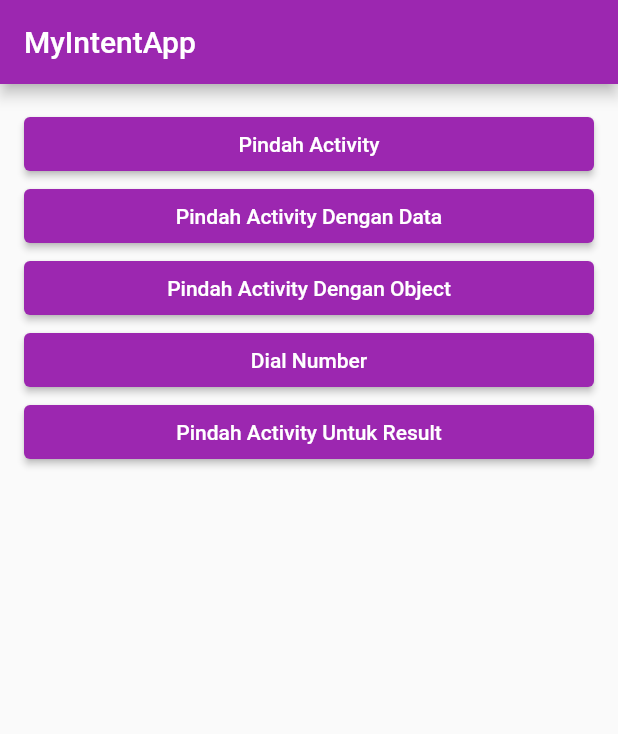
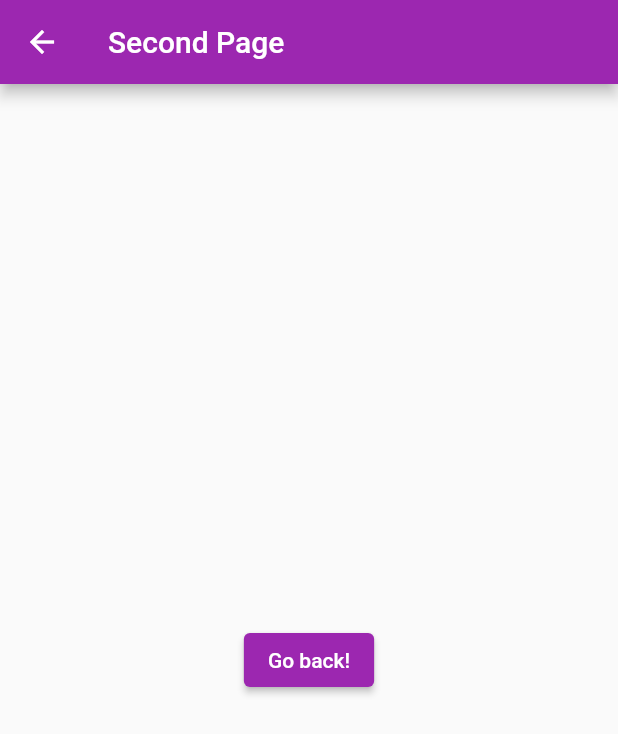
Before and after one commit to roiskhoiron/flutter_my_intent_app, a Flutter app: the screen it shows after launch, after a tap on "Pindah Activity", on a phone screen of 412 x 824 dp. Shown: the top 734 px of the screen. Run offline on Flutter 3.47's test engine with Material 2 defaults, Android fonts, the phone set to English and light mode, and no system bars.

Commit message:
Action Click Button Pindah Page Done

```diff
--- /dev/null
+++ b/lib/destiny/SecondPage.dart
@@ -0,0 +1,28 @@
+import 'package:flutter/cupertino.dart';
+import 'package:flutter/material.dart';
+
+class SecondPage extends StatefulWidget {
+  @override
+  _SecondPage createState() {
+    return _SecondPage();
+  }
+}
+
+class _SecondPage extends State<SecondPage> {
+  @override
+  Widget build(BuildContext context) {
+    return Scaffold(
+      appBar: AppBar(
+        title: Text("Second Page"),
+      ),
+      body: Center(
+        child: ElevatedButton(
+          onPressed: () {
+            Navigator.pop(context);
+          },
+          child: Text('Go back!'),
+        ),
+      ),
+    );
+  }
+}
--- a/lib/main.dart
+++ b/lib/main.dart
@@ -1,5 +1,7 @@
 import 'package:flutter/cupertino.dart';
 import 'package:flutter/material.dart';
+
+import './destiny/SecondPage.dart';
 
 void main() {
   runApp(MyApp());
@@ -38,11 +40,26 @@ class _MyHomePageState extends State<MyHomePage> {
             Column(
               crossAxisAlignment: CrossAxisAlignment.stretch,
               children: [
-                ElevatedButton(onPressed: () {}, child: Text("Pindah Activity")),
-                ElevatedButton(onPressed: () {}, child: Text("Pindah Activity Dengan Data")),
-                ElevatedButton(onPressed: () {}, child: Text("Pindah Activity Dengan Object")),
+                ElevatedButton(
+                    onPressed: () => Navigator.of(context).push(
+                        MaterialPageRoute(
+                            builder: (BuildContext context) => SecondPage())
+                    ),
+                    child: Text("Pindah Activity")),
+                Padding(padding: EdgeInsets.all(6.0)),
+                ElevatedButton(
+                    onPressed: () {},
+                    child: Text("Pindah Activity Dengan Data")),
+                Padding(padding: EdgeInsets.all(6.0)),
+                ElevatedButton(
+                    onPressed: () {},
+                    child: Text("Pindah Activity Dengan Object")),
+                Padding(padding: EdgeInsets.all(6.0)),
                 ElevatedButton(onPressed: () {}, child: Text("Dial Number")),
-                ElevatedButton(onPressed: () {}, child: Text("Pindah Activity Untuk Result")),
+                Padding(padding: EdgeInsets.all(6.0)),
+                ElevatedButton(
+                    onPressed: () {},
+                    child: Text("Pindah Activity Untuk Result")),
               ],
             )
           ],
```
